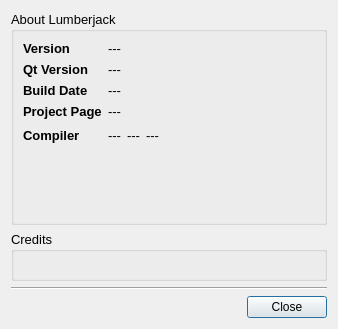
Above: lumberjack/about_dialog.ui from SchrodingersGat/lumberjack before the change. Below: the same form after it.
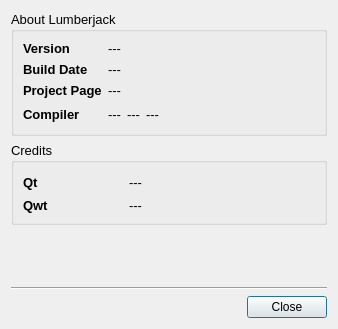
That is the form after the change.

Diff of the .ui file:
```diff
--- a/lumberjack/about_dialog.ui
+++ b/lumberjack/about_dialog.ui
@@ -37,7 +37,7 @@
       <string>About Lumberjack</string>
      </property>
      <layout class="QGridLayout" name="gridLayout_2">
-      <item row="5" column="0">
+      <item row="6" column="0">
        <widget class="QLabel" name="label_4">
         <property name="font">
          <font>
@@ -51,7 +51,7 @@
         </property>
        </widget>
       </item>
-      <item row="4" column="0">
+      <item row="5" column="0">
        <widget class="QLabel" name="label_3">
         <property name="font">
          <font>
@@ -65,13 +65,6 @@
         </property>
        </widget>
       </item>
-      <item row="1" column="1" colspan="4">
-       <widget class="QLabel" name="qtVersion">
-        <property name="text">
-         <string>---</string>
-        </property>
-       </widget>
-      </item>
       <item row="0" column="0">
        <widget class="QLabel" name="label">
         <property name="font">
@@ -86,7 +79,7 @@
         </property>
        </widget>
       </item>
-      <item row="2" column="0">
+      <item row="3" column="0">
        <widget class="QLabel" name="label_2">
         <property name="font">
          <font>
@@ -100,7 +93,7 @@
         </property>
        </widget>
       </item>
-      <item row="5" column="1">
+      <item row="6" column="1">
        <widget class="QLabel" name="compiler">
         <property name="text">
          <string>---</string>
@@ -114,35 +107,28 @@
         </property>
        </widget>
       </item>
-      <item row="4" column="1" colspan="4">
+      <item row="5" column="1" colspan="4">
        <widget class="QLabel" name="projectLInk">
         <property name="text">
          <string>---</string>
         </property>
        </widget>
       </item>
-      <item row="2" column="1" colspan="4">
+      <item row="3" column="1" colspan="4">
        <widget class="QLabel" name="buildDate">
         <property name="text">
          <string>---</string>
         </property>
        </widget>
       </item>
-      <item row="1" column="0">
-       <widget class="QLabel" name="label_5">
-        <property name="font">
-         <font>
-          <pointsize>10</pointsize>
-          <weight>75</weight>
-          <bold>true</bold>
-         </font>
-        </property>
+      <item row="6" column="3">
+       <widget class="QLabel" name="architecture">
         <property name="text">
-         <string>Qt Version</string>
+         <string>---</string>
         </property>
        </widget>
       </item>
-      <item row="5" column="4">
+      <item row="6" column="4">
        <spacer name="horizontalSpacer_2">
         <property name="orientation">
          <enum>Qt::Horizontal</enum>
@@ -155,33 +141,13 @@
         </property>
        </spacer>
       </item>
-      <item row="5" column="2">
+      <item row="6" column="2">
        <widget class="QLabel" name="compilerVersion">
         <property name="text">
          <string>---</string>
         </property>
        </widget>
       </item>
-      <item row="6" column="0">
-       <spacer name="verticalSpacer_2">
-        <property name="orientation">
-         <enum>Qt::Vertical</enum>
-        </property>
-        <property name="sizeHint" stdset="0">
-         <size>
-          <width>20</width>
-          <height>173</height>
-         </size>
-        </property>
-       </spacer>
-      </item>
-      <item row="5" column="3">
-       <widget class="QLabel" name="architecture">
-        <property name="text">
-         <string>---</string>
-        </property>
-       </widget>
-      </item>
      </layout>
     </widget>
    </item>
@@ -224,7 +190,7 @@
      <property name="sizeHint" stdset="0">
       <size>
        <width>20</width>
-       <height>0</height>
+       <height>56</height>
       </size>
      </property>
     </spacer>
@@ -245,6 +211,69 @@
      <property name="title">
       <string>Credits</string>
      </property>
+     <layout class="QGridLayout" name="gridLayout_3">
+      <item row="1" column="0">
+       <widget class="QLabel" name="label_6">
+        <property name="font">
+         <font>
+          <pointsize>10</pointsize>
+          <weight>75</weight>
+          <bold>true</bold>
+         </font>
+        </property>
+        <property name="text">
+         <string>Qwt</string>
+        </property>
+       </widget>
+      </item>
+      <item row="0" column="1">
+       <widget class="QLabel" name="qtVersion">
+        <property name="text">
+         <string>---</string>
+        </property>
+       </widget>
+      </item>
+      <item row="0" column="0">
+       <widget class="QLabel" name="label_5">
+        <property name="minimumSize">
+         <size>
+          <width>100</width>
+          <height>0</height>
+         </size>
+        </property>
+        <property name="font">
+         <font>
+          <pointsize>10</pointsize>
+          <weight>75</weight>
+          <bold>true</bold>
+         </font>
+        </property>
+        <property name="text">
+         <string>Qt</string>
+        </property>
+       </widget>
+      </item>
+      <item row="0" column="2">
+       <spacer name="horizontalSpacer_3">
+        <property name="orientation">
+         <enum>Qt::Horizontal</enum>
+        </property>
+        <property name="sizeHint" stdset="0">
+         <size>
+          <width>40</width>
+          <height>20</height>
+         </size>
+        </property>
+       </spacer>
+      </item>
+      <item row="1" column="1">
+       <widget class="QLabel" name="qwtVersion">
+        <property name="text">
+         <string>---</string>
+        </property>
+       </widget>
+      </item>
+     </layout>
     </widget>
    </item>
   </layout>
```
